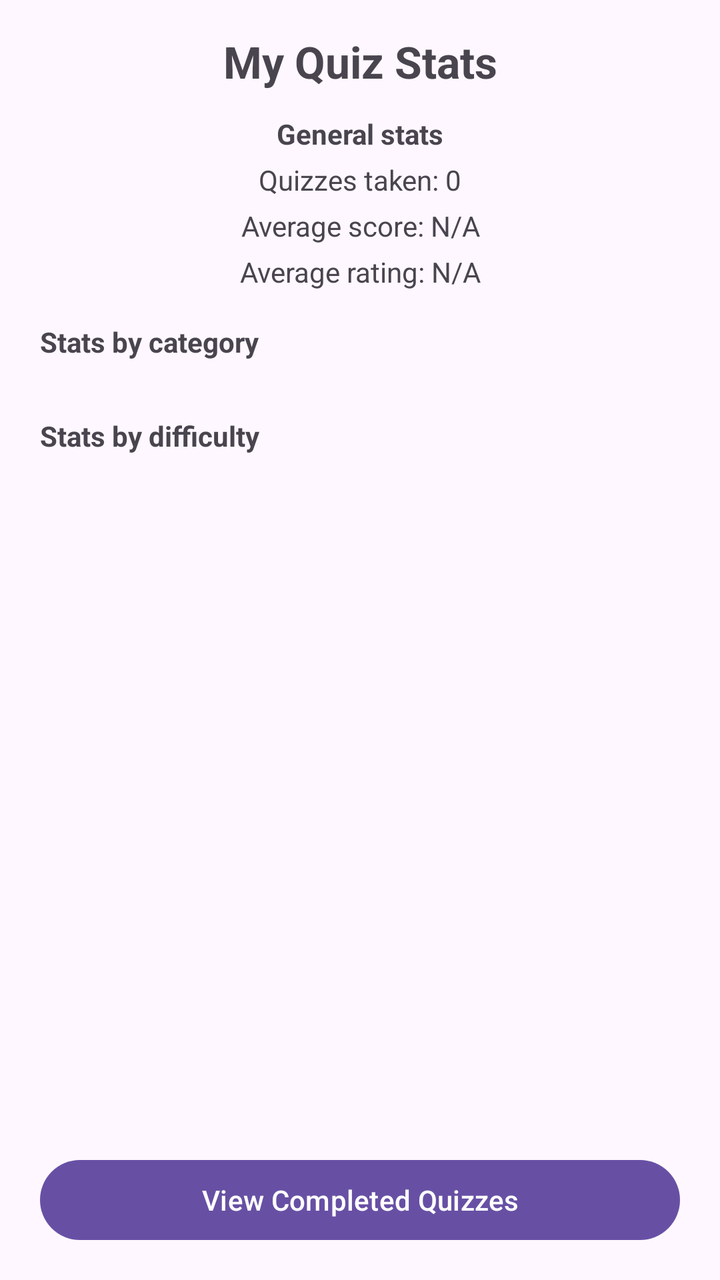
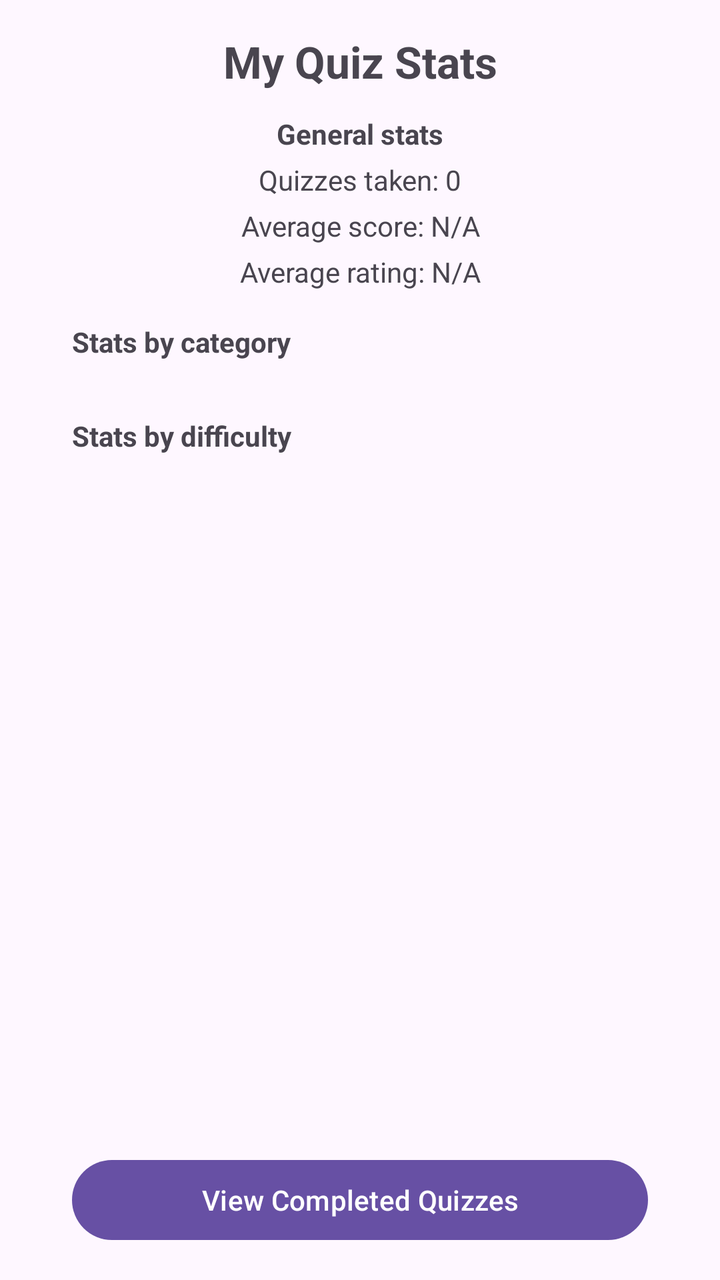

Screens rendered from an Android XML layout before and after an edit, with the pre-edit source and the edit as a unified diff.
<!-- AndroidManifest.xml: application theme Theme.GregsQuizApp -->
<!-- res/layout/activity_user_view_my_stats.xml -->
<?xml version="1.0" encoding="utf-8"?>
<LinearLayout xmlns:android="http://schemas.android.com/apk/res/android"
    xmlns:tools="http://schemas.android.com/tools"
    android:id="@+id/main"
    android:layout_width="match_parent"
    android:layout_height="match_parent"
    android:orientation="vertical"
    android:paddingVertical="16dp"
    tools:context=".User.User_View_My_Stats">

    <TextView
        android:layout_width="match_parent"
        android:layout_height="wrap_content"
        android:gravity="center"
        android:text="My Quiz Stats"
        android:textSize="22sp"
        android:textStyle="bold" />

    <ScrollView
        android:layout_width="match_parent"
        android:layout_height="0dp"
        android:layout_weight="1"
        android:layout_marginTop="12dp"
        android:paddingHorizontal="20dp">

        <LinearLayout
            android:layout_width="match_parent"
            android:layout_height="wrap_content"
            android:orientation="vertical">

            <TextView
                android:layout_width="match_parent"
                android:layout_height="wrap_content"
                android:gravity="center"
                android:text="General stats"
                android:textStyle="bold" />

            <TextView
                android:id="@+id/txtCompletedQuizCount"
                android:layout_width="match_parent"
                android:layout_height="wrap_content"
                android:layout_marginTop="4dp"
                android:gravity="center"
                android:text="Quizzes taken: 0" />

            <TextView
                android:id="@+id/txtAverageScore"
                android:layout_width="match_parent"
                android:layout_height="wrap_content"
                android:layout_marginTop="4dp"
                android:gravity="center"
                android:text="Average score: N/A" />

            <TextView
                android:id="@+id/txtAverageRating"
                android:layout_width="match_parent"
                android:layout_height="wrap_content"
                android:layout_marginTop="4dp"
                android:gravity="center"
                android:text="Average rating: N/A" />

            <TextView
                android:layout_width="match_parent"
                android:layout_height="wrap_content"
                android:layout_marginTop="16dp"
                android:text="Stats by category"
                android:textStyle="bold" />

            <LinearLayout
                android:id="@+id/layoutAverageScorePerCategory"
                android:layout_width="match_parent"
                android:layout_height="wrap_content"
                android:layout_marginTop="12dp"
                android:orientation="vertical" />

            <TextView
                android:layout_width="match_parent"
                android:layout_height="wrap_content"
                android:layout_marginTop="16dp"
                android:text="Stats by difficulty"
                android:textStyle="bold" />

            <LinearLayout
                android:id="@+id/layoutAverageScorePerDifficulty"
                android:layout_width="match_parent"
                android:layout_height="wrap_content"
                android:layout_marginTop="12dp"
                android:orientation="vertical" />

        </LinearLayout>
    </ScrollView>

    <Button
        android:id="@+id/btnViewCompletedQuizzes"
        android:layout_width="match_parent"
        android:layout_height="wrap_content"
        android:layout_marginStart="20dp"
        android:layout_marginTop="8dp"
        android:layout_marginEnd="20dp"
        android:text="View Completed Quizzes" />

</LinearLayout>
<!-- resources referenced by this layout -->
<resources>
  <style name="Theme.GregsQuizApp" parent="Base.Theme.GregsQuizApp" />
  <style name="Base.Theme.GregsQuizApp" parent="Theme.Material3.DayNight.NoActionBar">
          
          
      </style>
</resources>

<!-- the commit's change to res/layout/activity_user_view_my_stats.xml (unified diff, before → after) -->
@@ -5,7 +5,7 @@
     android:layout_width="match_parent"
     android:layout_height="match_parent"
     android:orientation="vertical"
-    android:paddingVertical="16dp"
+    android:padding="16dp"
     tools:context=".User.User_View_My_Stats">
 
     <TextView
